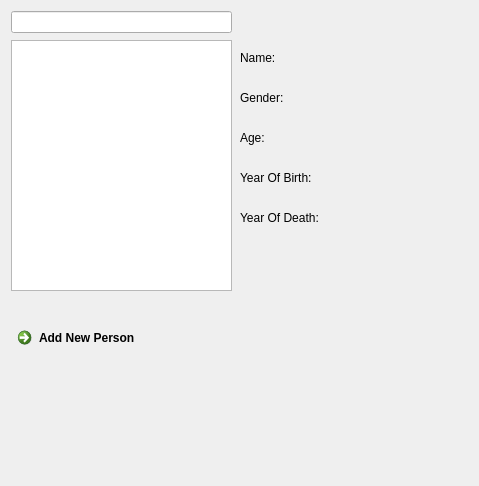
The window that Verkefni_vika3/personmenu.ui (evas14/Hopur_48) describes before a commit, drawn with Qt 5.
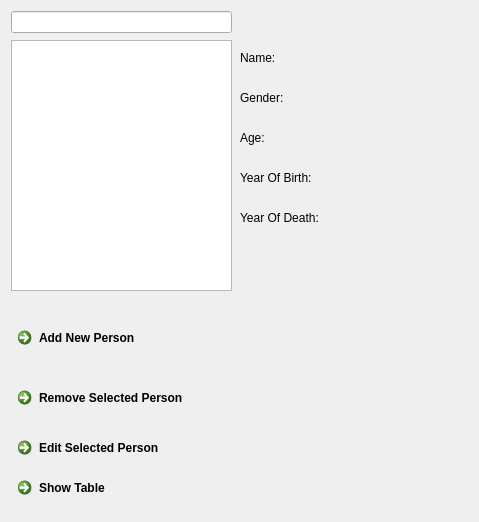
The same window after the commit.

Commit message: update. persons er eiginlega búið

```diff
--- a/Verkefni_vika3/personmenu.ui
+++ b/Verkefni_vika3/personmenu.ui
@@ -7,7 +7,7 @@
     <x>0</x>
     <y>0</y>
     <width>479</width>
-    <height>486</height>
+    <height>522</height>
    </rect>
   </property>
   <property name="windowTitle">
@@ -176,6 +176,45 @@
     <string/>
    </property>
   </widget>
+  <widget class="QCommandLinkButton" name="commandLinkButtonRemovePerson">
+   <property name="geometry">
+    <rect>
+     <x>10</x>
+     <y>380</y>
+     <width>261</width>
+     <height>51</height>
+    </rect>
+   </property>
+   <property name="text">
+    <string>Remove Selected Person</string>
+   </property>
+  </widget>
+  <widget class="QCommandLinkButton" name="commandLinkButtonEditPerson">
+   <property name="geometry">
+    <rect>
+     <x>10</x>
+     <y>430</y>
+     <width>281</width>
+     <height>41</height>
+    </rect>
+   </property>
+   <property name="text">
+    <string>Edit Selected Person</string>
+   </property>
+  </widget>
+  <widget class="QCommandLinkButton" name="commandLinkButtonShowTable">
+   <property name="geometry">
+    <rect>
+     <x>10</x>
+     <y>470</y>
+     <width>241</width>
+     <height>41</height>
+    </rect>
+   </property>
+   <property name="text">
+    <string>Show Table</string>
+   </property>
+  </widget>
  </widget>
  <resources/>
  <connections/>
```
The commit also changes 18 other files.
